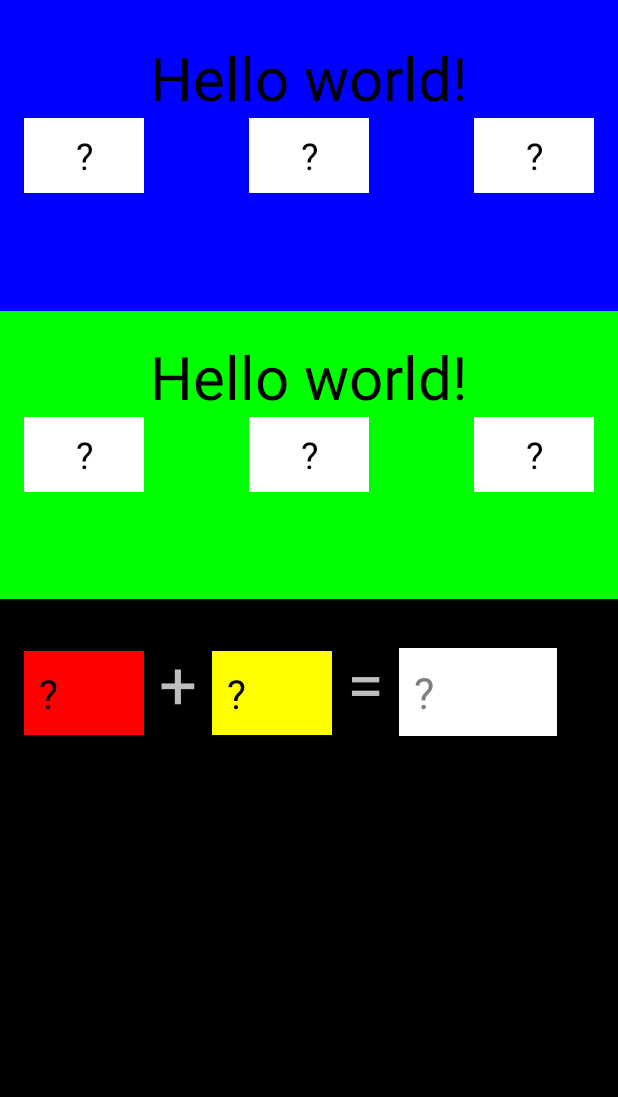
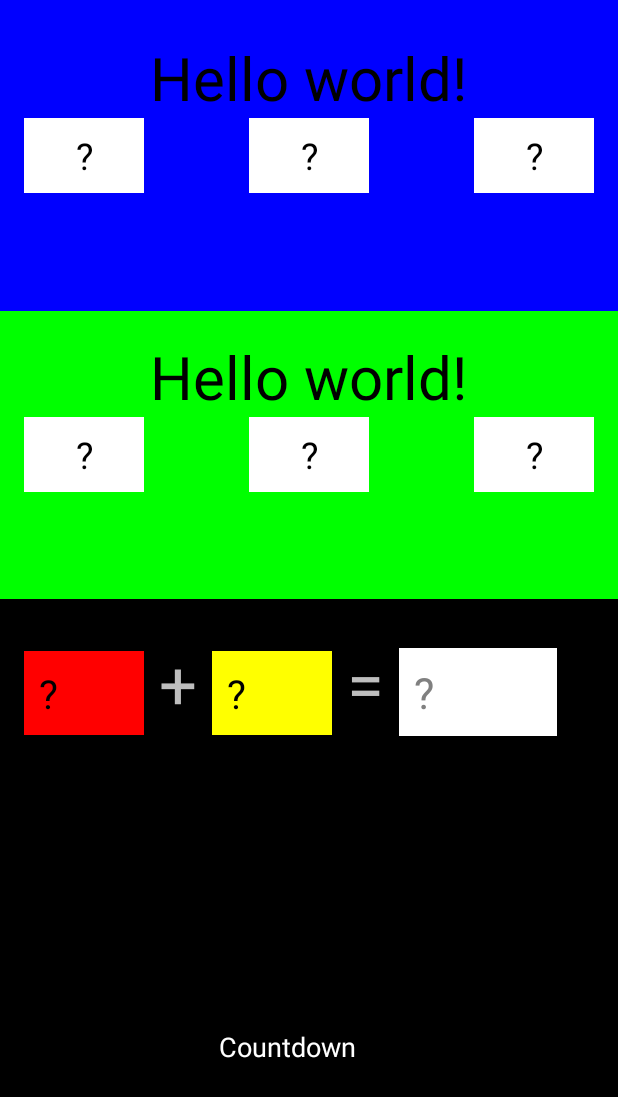
Before and after one commit to mnefzger/PEM_App, an Android app: the layout fragment_game_math.xml on its own in the app's theme, with its tools: preview values and no code run, on a phone screen of 412 x 824 dp. Shown: the top 1097 px of the screen. Run offline under Robolectric (Android 15) with nearby library versions, the phone set to English and light mode, and no system bars; network calls fail.

Commit message:
Game Math with CountDown but mathSuccess don't work on partnerDevice

```diff
--- a/app/src/main/java/com/pem/project/pem_app/GameActivity.java
+++ b/app/src/main/java/com/pem/project/pem_app/GameActivity.java
@@ -136,6 +136,10 @@ public class GameActivity extends Activity implements BluetoothListener.IListenC
             Game_Math_Fragment fragment = (Game_Math_Fragment)fragmentManager.findFragmentByTag("MATH");
             fragment.setWaitIfGameWon();
             fragment.getData(processed);
+        } else if(processed.equals("mathSuccess")){
+            Game_Math_Fragment fragment = (Game_Math_Fragment)fragmentManager.findFragmentByTag("MATH");
+            fragment.setWon();
+            this.changeFragment(Game_Main_Fragment.newInstance(), "MAIN");
         }
 
         //RUN
--- a/app/src/main/res/layout/fragment_game_math.xml
+++ b/app/src/main/res/layout/fragment_game_math.xml
@@ -144,12 +144,13 @@
     <LinearLayout
         android:orientation="horizontal"
         android:layout_width="fill_parent"
-        android:layout_height="fill_parent"
+        android:layout_height="129dp"
         android:weightSum="1"
         android:paddingLeft="@dimen/activity_horizontal_margin"
         android:paddingRight="@dimen/activity_horizontal_margin"
         android:paddingTop="@dimen/activity_vertical_margin"
-        android:paddingBottom="@dimen/activity_vertical_margin">
+        android:paddingBottom="@dimen/activity_vertical_margin"
+        android:layout_weight="0.58">
 
         <TextView
             android:text="@string/questionMark"
@@ -205,6 +206,14 @@
             android:textColor="@color/black"/>
     </LinearLayout>
 
+    <TextView
+        android:layout_width="120dp"
+        android:layout_height="wrap_content"
+        android:textAppearance="?android:attr/textAppearanceMedium"
+        android:text="Countdown"
+        android:id="@+id/countTextField"
+        android:layout_gravity="center_horizontal"
+        android:layout_weight="0.42" />
 
 
 </LinearLayout>
```
Also changed, not shown: app/src/main/java/com/pem/project/pem_app/Game_Math_Fragment.java (+46 -2 lines), app/src/main/res/layout/fragment_game_math2.xml (+12 -2 lines).
